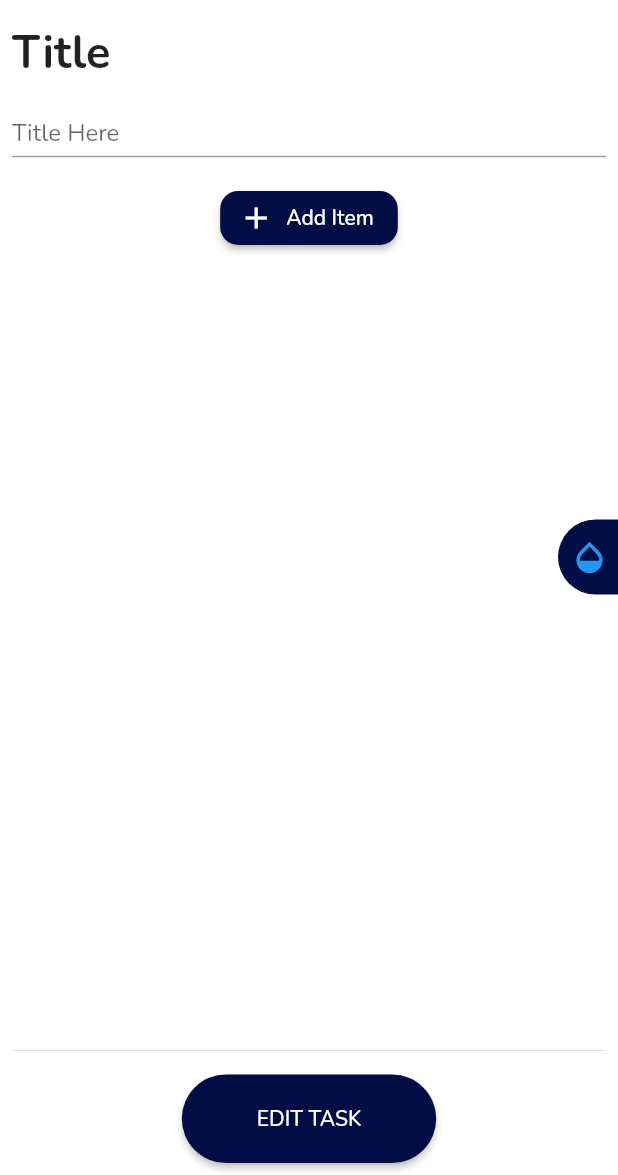
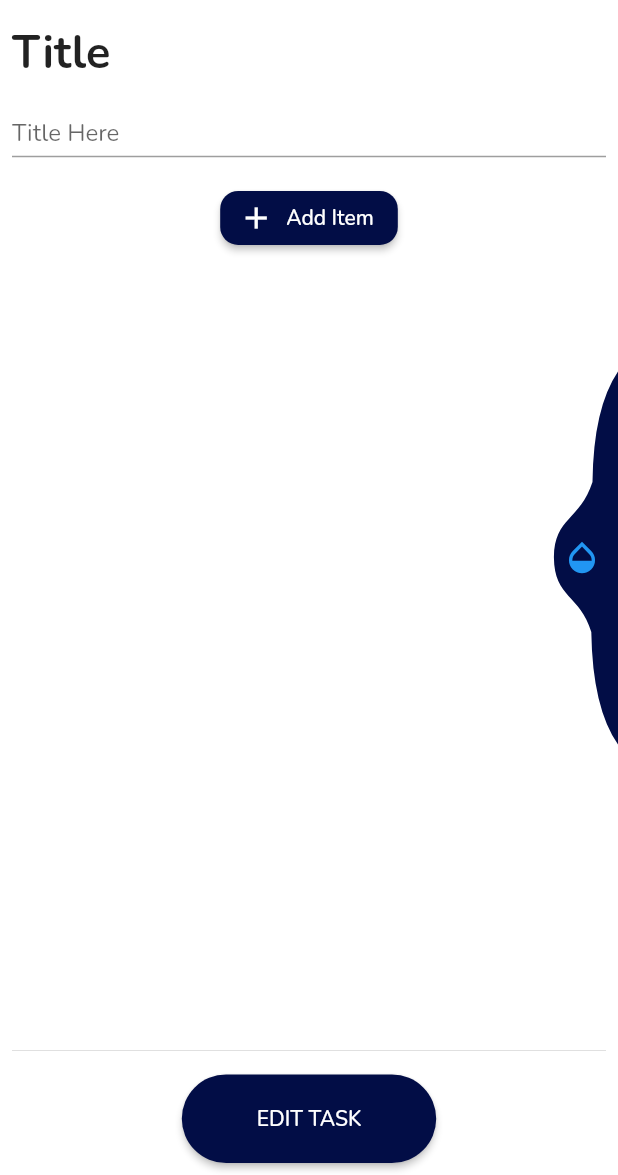
Before and after one commit to faizanje/flexiList, a Flutter app: the NoteItem widget shown alone on an empty page, opened directly with empty values, after a tap on "...", on a phone screen of 412 x 824 dp, the part 61-1236 px from its top. Run offline on Flutter 3.47's test engine with Material 2 defaults, Android fonts, the phone set to English and light mode, and no system bars; drawn by our look-alikes of grouped_list; our stand-ins replace convex_bottom_bar, flutter_screenutil, flutter_svg, flutter_zoom_drawer, font_awesome_flutter, get and 4 more; missing offline and left inert: country_currency_pickers, country_list_pick; accounts and stored records are empty.

Commit message:
Changed side color panel shape

```diff
--- a/lib/components/note_item.dart
+++ b/lib/components/note_item.dart
@@ -16,14 +16,18 @@ class NoteItem extends StatelessWidget {
   @override
   Widget build(BuildContext context) {
     addCheckboxListTilesToList();
-    return InkWell(
-      onTap: () {
-        Get.to(() => AddTaskScreen(
-              homeTaskItemModel: homeTaskItemModel,
-            ));
-      },
-      child: Card(
-        color: Color(homeTaskItemModel.colorValue),
+    return Card(
+      shape: RoundedRectangleBorder(
+        borderRadius: BorderRadius.circular(8),
+      ),
+      color: Color(homeTaskItemModel.colorValue),
+      child: InkWell(
+        onTap: () {
+          Get.to(() => AddTaskScreen(
+                homeTaskItemModel: homeTaskItemModel,
+              ));
+        },
+        borderRadius: BorderRadius.circular(8),
         child: Padding(
           padding: const EdgeInsets.all(8.0),
           child: Column(
--- a/lib/screens/add_task_screen.dart
+++ b/lib/screens/add_task_screen.dart
@@ -188,7 +188,9 @@ class AddTaskScreen extends StatelessWidget {
                                 },
                                 indexedItemBuilder: (context, element, index) {
                                   return Obx(
-                                    () => TaskCheckItem(
+                                    () => Container(
+                                      margin: EdgeInsets.only(right: 30),
+                                      child: TaskCheckItem(
                                         price: addTaskController
                                             .toDoTasksList[index].price,
                                         value: addTaskController
@@ -200,23 +202,26 @@ class AddTaskScreen extends StatelessWidget {
                                           var changed = addTaskController
                                               .toDoTasksList[index];
                                           changed.isChecked = newValue;
-                                        addTaskController.toDoTasksList[index] =
-                                            changed;
+                                          addTaskController
+                                              .toDoTasksList[index] = changed;
                                           switch (newValue) {
                                             case null:
                                               addTaskController
                                                       .toDoTasksList[index]
-                                                .taskStatus = TASK_STATUS.LATER;
+                                                      .taskStatus =
+                                                  TASK_STATUS.LATER;
                                               break;
                                             case true:
                                               addTaskController
                                                       .toDoTasksList[index]
-                                                .taskStatus = TASK_STATUS.DONE;
+                                                      .taskStatus =
+                                                  TASK_STATUS.DONE;
                                               break;
                                             case false:
                                               addTaskController
                                                       .toDoTasksList[index]
-                                                .taskStatus = TASK_STATUS.TODO;
+                                                      .taskStatus =
+                                                  TASK_STATUS.TODO;
                                               break;
                                           }
                                           addTaskController.update();
@@ -231,6 +236,7 @@ class AddTaskScreen extends StatelessWidget {
                                           addTaskController.toDoTasksList[index]
                                               .price = newPrice;
                                         },
+                                      ),
                                     ),
                                   );
                                 },
@@ -325,7 +331,7 @@ class SideColorPanel extends StatelessWidget {
     final sidebarController = Get.find<SidebarController>();
     return Obx(
       () => AnimatedPositioned(
-        curve: Curves.elasticInOut,
+        curve: Curves.bounceOut,
         duration: Duration(milliseconds: 500),
         right: sidebarController.isSlideBarOpen.value ? 0 : -60,
         bottom: 0,
@@ -337,17 +343,20 @@ class SideColorPanel extends StatelessWidget {
               onTap: () {
                 sidebarController.isSlideBarOpen.toggle();
               },
-              child: Container(
-                  decoration: BoxDecoration(
-                    color: kNavbarColor,
-                    borderRadius: BorderRadius.only(
-                      topLeft: Radius.circular(30),
-                      bottomLeft: Radius.circular(30),
+              child: Stack(
+                children: [
+                  Container(
+                    width: 170,
+                    height: 250,
+                    child: CustomPaint(
+                      painter: RPSCustomPainter(),
                     ),
                   ),
-                  width: 40,
-                  height: 50,
-                  alignment: Alignment.centerLeft,
+                  Positioned(
+                    right: 0,
+                    top: 0,
+                    bottom: 0,
+                    child: Container(
                         child: sidebarController.isSlideBarOpen.value
                             ? IconButton(
                                 onPressed: () {
@@ -370,6 +379,9 @@ class SideColorPanel extends StatelessWidget {
                                   size: 26,
                                 ),
                               )),
+                  )
+                ],
+              ),
             ),
             Container(
               decoration: BoxDecoration(
```
Lines whose indentation alone changed are shown as unchanged.
